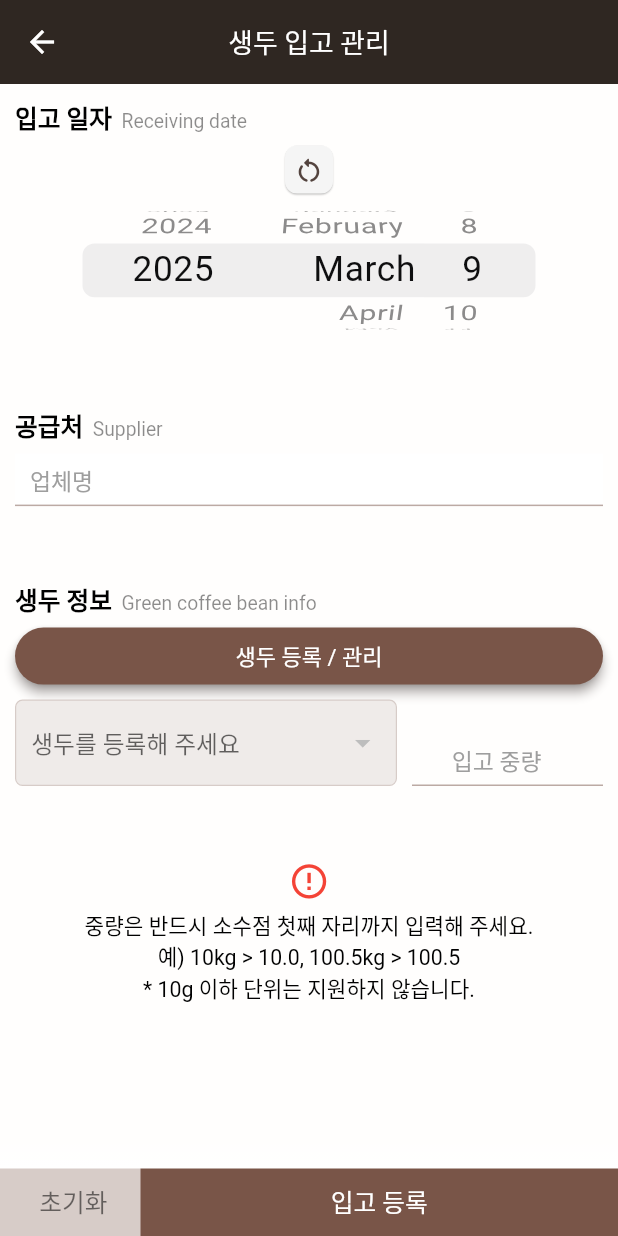
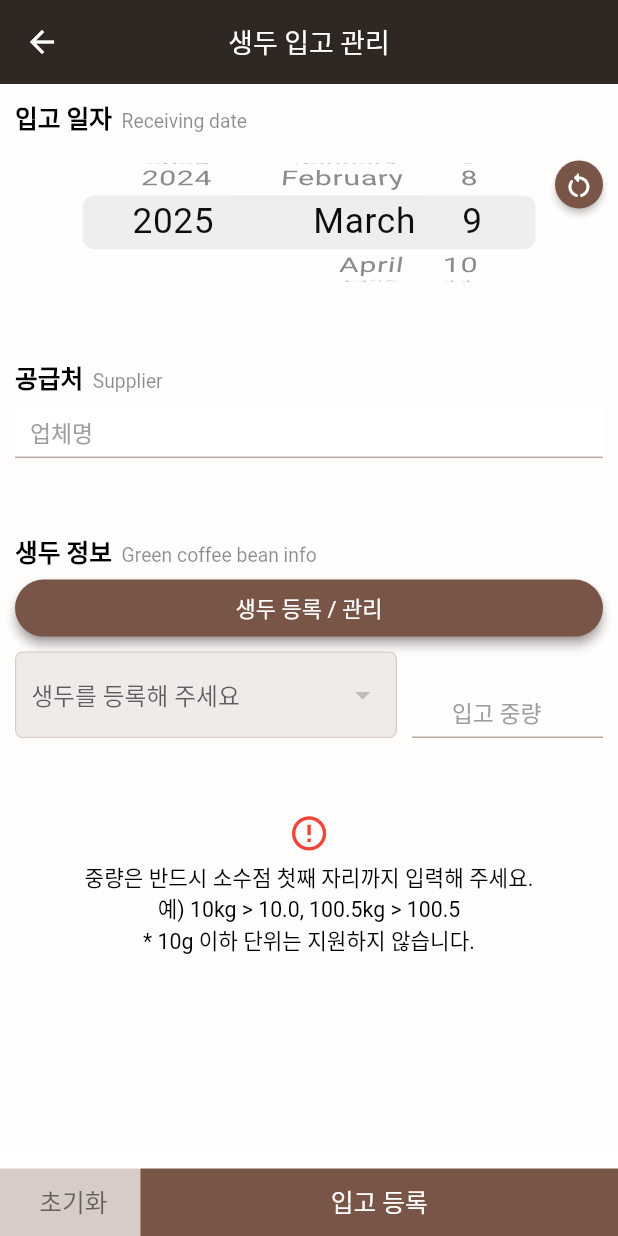
Before and after one commit to NamGideokk/bean_diary, a Flutter app: the GreenBeanWarehousingMain screen opened directly, on a phone screen of 412 x 824 dp. Run offline on Flutter 3.47's test engine with Material 3 defaults, Android fonts, the phone set to English and light mode, and no system bars; our stand-ins replace dio, flutter_dotenv, get, package_info_plus, sqflite, upgrader; accounts and stored records are empty; network calls fail.

Commit message:
일자 선택 ui 초기화버튼(오늘로) 수정, 커스텀 색상 추가, 싱글오리진/블렌드 chip 배경색 수정

```diff
--- a/lib/utility/colors_list.dart
+++ b/lib/utility/colors_list.dart
@@ -2,4 +2,18 @@ import 'package:flutter/material.dart';
 
 class ColorsList {
   final bgColor = const Color(0xffFFFEFD);
+
+  final chip1Color = const Color(0xff8B0000);
+  final chip2Color = const Color(0xffCFAF61);
+  final chip3Color = const Color(0xff1B4D3E); // +
+  final chip4Color = const Color(0xffE1AD01);
+  final chip5Color = const Color(0xff2C3E50);
+  final chip6Color = const Color(0xffD96C06); // +
+  final chip7Color = const Color(0xffF5E6CA);
+  final chip8Color = const Color(0xff6B8E23); // +
+  final chip9Color = const Color(0xff8D6E63);
+  final chip10Color = const Color(0xffA8B5A2);
+  final chip11Color = const Color(0xff4A5568); // +
+  final chip12Color = const Color(0xffD8A657);
+  final chip14Color = const Color(0xffB0A695);
 }
--- a/lib/widgets/custom_date_picker.dart
+++ b/lib/widgets/custom_date_picker.dart
@@ -17,35 +17,20 @@ class _CustomDatePickerState extends State<CustomDatePicker> {
   @override
   Widget build(BuildContext context) {
     final height = MediaQuery.of(context).size.height;
+    final width = MediaQuery.of(context).size.width;
 
     return Column(
       children: [
-        IconButton(
-          style: IconButton.styleFrom(
-            backgroundColor: Colors.grey[100],
-            visualDensity: VisualDensity.compact,
-            padding: EdgeInsets.zero,
-            elevation: 0.5,
-            shadowColor: Colors.black,
-            shape: RoundedRectangleBorder(
-              borderRadius: BorderRadius.circular(8),
-            ),
-          ),
-          onPressed: () {
-            customDatePickerCtrl.setDateToToday();
-            setState(() {
-              _key = UniqueKey();
-            });
-          },
-          icon: Icon(
-            Icons.restart_alt_rounded,
-            size: height / 40,
-          ),
-        ),
-        Container(
+        Align(
+          alignment: Alignment.center,
+          child: Container(
             margin: const EdgeInsets.only(top: 10),
             height: height / 10,
-          child: CupertinoDatePicker(
+            width: width >= 700 ? width / 2 : null,
+            child: Stack(
+              alignment: Alignment.topRight,
+              children: [
+                CupertinoDatePicker(
                   key: _key,
                   mode: CupertinoDatePickerMode.date,
                   dateOrder: DatePickerDateOrder.ymd,
@@ -62,6 +47,29 @@ class _CustomDatePickerState extends State<CustomDatePicker> {
                     customDatePickerCtrl.setDate();
                   },
                 ),
+                IconButton(
+                  style: IconButton.styleFrom(
+                    backgroundColor: Colors.brown,
+                    foregroundColor: Colors.white,
+                    visualDensity: VisualDensity.compact,
+                    padding: EdgeInsets.zero,
+                    shadowColor: Colors.black,
+                    elevation: 2,
+                  ),
+                  onPressed: () {
+                    customDatePickerCtrl.setDateToToday();
+                    setState(() {
+                      _key = UniqueKey();
+                    });
+                  },
+                  icon: Icon(
+                    Icons.restart_alt_rounded,
+                    size: height / 40,
+                  ),
+                ),
+              ],
+            ),
+          ),
         ),
       ],
     );
--- a/lib/widgets/roasting_type_widget.dart
+++ b/lib/widgets/roasting_type_widget.dart
@@ -1,3 +1,4 @@
+import 'package:bean_diary/utility/colors_list.dart';
 import 'package:flutter/material.dart';
 
 class RoastingTypeWidget extends StatelessWidget {
@@ -11,7 +12,8 @@ class RoastingTypeWidget extends StatelessWidget {
       padding: const EdgeInsets.symmetric(horizontal: 8, vertical: 1),
       margin: const EdgeInsets.only(bottom: 2),
       decoration: BoxDecoration(
-        color: Colors.brown[400]!.withOpacity(0.9),
+        // color: Colors.brown[400]!.withOpacity(0.9),
+        color: type == "1" ? ColorsList().chip8Color : ColorsList().chip3Color,
         borderRadius: BorderRadius.circular(10),
       ),
       child: Text(
@@ -19,7 +21,7 @@ class RoastingTypeWidget extends StatelessWidget {
         style: TextStyle(
           color: Colors.white,
           fontSize: height / 67,
-          fontWeight: FontWeight.w500,
+          fontWeight: FontWeight.normal,
         ),
       ),
     );
```
Also changed, not shown: lib/screens/stock_status_main.dart (+8 -19 lines). Lines whose indentation alone changed are shown as unchanged.
